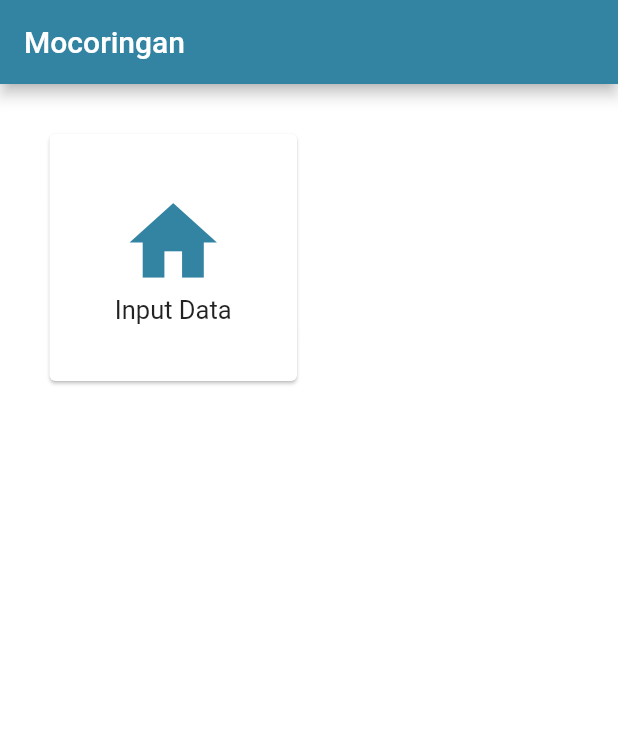
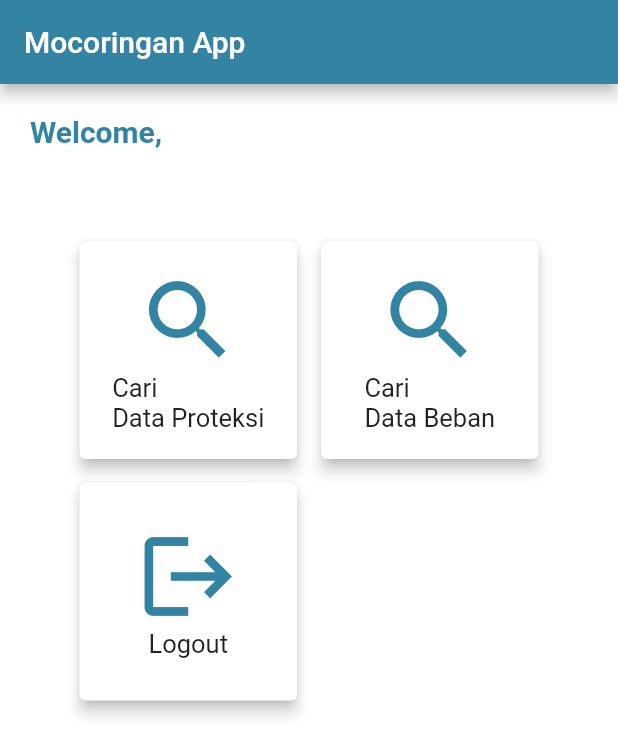
Before and after one commit to ayuariesta/mocoringan_app, a Flutter app: the Dashboard screen opened directly, on a phone screen of 412 x 824 dp. Shown: the top 755 px of the screen. Run offline on Flutter 3.47's test engine with Material 2 defaults, Android fonts, the light colour scheme and no system bars; our stand-ins replace cloud_firestore, firebase_core, flutter_svg, shared_preferences; missing offline and left inert: qr_code_scanner; accounts and stored records are empty.

Commit message:
halaman dashboard

```diff
--- a/lib/screen/dashboard.dart
+++ b/lib/screen/dashboard.dart
@@ -1,5 +1,9 @@
 import 'package:flutter/material.dart';
 import 'package:mocoringan_app/constants.dart';
+import 'search_data.dart';
+import 'search_beban.dart';
+import 'package:shared_preferences/shared_preferences.dart';
+import 'Login/login_screen.dart';
 
 class Dashboard extends StatefulWidget {
   const Dashboard({super.key});
@@ -9,39 +13,204 @@ class Dashboard extends StatefulWidget {
 }
 
 class _DashboardState extends State<Dashboard> {
+  var idUser = "";
+  var nama = "";
+  var username = "";
+
+  @override
+  void initState() {
+    userCek();
+    super.initState();
+  }
+
+  userCek() async {
+    final prefs = await SharedPreferences.getInstance();
+
+    var id = prefs.getString('id');
+    var name = prefs.getString('nama');
+    var usern = prefs.getString('username');
+
+    if (id == null) {
+      Navigator.pop(context);
+    } else {
+      setState(() {
+        idUser = id;
+        nama = name!;
+        username = usern!;
+      });
+    }
+  }
+
   @override
   Widget build(BuildContext context) {
     return Scaffold(
       appBar: AppBar(
         backgroundColor: kPrimaryColor,
-        title: const Text('Mocoringan'),
+        title: const Text('Mocoringan App'),
       ),
-      body: GridView.count(
+      body: Container(
+        padding: const EdgeInsets.all(20.0),
+        child: Column(
+          crossAxisAlignment: CrossAxisAlignment.start,
+          children: [
+            Text(
+              "Welcome,",
+              style: TextStyle(
+                fontSize: 20,
+                fontWeight: FontWeight.bold,
+                color: kPrimaryColor,
+              ),
+            ),
+            Text(
+              nama,
+              style: TextStyle(
+                fontSize: 25.0,
+                fontWeight: FontWeight.bold,
+                color: kPrimaryColor,
+              ),
+            ),
+            GridView.count(
+              scrollDirection: Axis.vertical,
+              shrinkWrap: true,
               padding: const EdgeInsets.all(25),
               crossAxisCount: 2,
               children: <Widget>[
-          Card(
+                GestureDetector(
+                  onTap: () {
+                    Navigator.push(
+                      context,
+                      MaterialPageRoute(builder: (context) => SearchData()),
+                    );
+                  },
+                  child: Card(
                     margin: const EdgeInsets.all(8),
+                    elevation: 4,
                     child: InkWell(
-              onTap: () {},
+                      onTap: () {
+                        Navigator.push(
+                          context,
+                          MaterialPageRoute(builder: (context) => SearchData()),
+                        );
+                      },
                       splashColor: kPrimaryColor,
                       child: Center(
                         child: Column(
                           mainAxisSize: MainAxisSize.min,
                           children: const <Widget>[
                             Icon(
-                      Icons.home,
+                              Icons.search,
                               size: 70,
                               color: kPrimaryColor,
                             ),
-                    Text("Input Data", style: TextStyle(fontSize: 17.0)),
+                            Text("Cari\nData Proteksi",
+                                style: TextStyle(fontSize: 17.0)),
                           ],
+                        ),
+                      ),
+                    ),
+                  ),
+                ),
+                GestureDetector(
+                  onTap: () {
+                    Navigator.push(
+                      context,
+                      MaterialPageRoute(builder: (context) => SearchBeban()),
+                    );
+                  },
+                  child: Card(
+                    margin: const EdgeInsets.all(8),
+                    elevation: 4,
+                    child: InkWell(
+                      onTap: () {
+                        Navigator.push(
+                          context,
+                          MaterialPageRoute(
+                              builder: (context) => SearchBeban()),
+                        );
+                      },
+                      splashColor: kPrimaryColor,
+                      child: Center(
+                        child: Column(
+                          mainAxisSize: MainAxisSize.min,
+                          children: const <Widget>[
+                            Icon(
+                              Icons.search_outlined,
+                              size: 70,
+                              color: kPrimaryColor,
+                            ),
+                            Text("Cari\nData Beban",
+                                style: TextStyle(fontSize: 17.0)),
+                          ],
+                        ),
+                      ),
+                    ),
+                  ),
+                ),
+                GestureDetector(
+                  onTap: () async {
+                    final pref = await SharedPreferences.getInstance();
+                    pref.clear(); // <- remove sharedpreferences
+
+                    Navigator.pushReplacement(
+                        context,
+                        MaterialPageRoute(
+                            builder: (BuildContext context) =>
+                                new LoginScreen()));
+                  },
+                  child: Card(
+                    margin: const EdgeInsets.all(8),
+                    elevation: 4,
+                    child: InkWell(
+                      onTap: () async {
+                        final pref = await SharedPreferences.getInstance();
+                        pref.clear(); // <- remove sharedpreferences
+
+                        Navigator.pushReplacement(
+                            context,
+                            MaterialPageRoute(
+                                builder: (BuildContext context) =>
+                                    new LoginScreen()));
+                      },
+                      splashColor: kPrimaryColor,
+                      child: Center(
+                        child: Column(
+                          mainAxisSize: MainAxisSize.min,
+                          children: const <Widget>[
+                            Icon(
+                              Icons.logout,
+                              size: 70,
+                              color: kPrimaryColor,
+                            ),
+                            Text("Logout", style: TextStyle(fontSize: 17.0)),
+                          ],
+                        ),
                       ),
                     ),
                   ),
                 ),
               ],
             ),
+          ],
+        ),
+      ),
+    );
+  }
+
+  Widget _buildWidgetButtonLogout() {
+    return Container(
+      color: Colors.white,
+      child: ElevatedButton(
+        child: Text('LOGOUT'),
+        onPressed: () async {
+          final pref = await SharedPreferences.getInstance();
+          pref.clear(); // <- remove sharedpreferences
+
+          Navigator.pushReplacement(
+              context,
+              MaterialPageRoute(
+                  builder: (BuildContext context) => new LoginScreen()));
+        },
+      ),
     );
   }
 }
```
Lines whose indentation alone changed are shown as unchanged.
